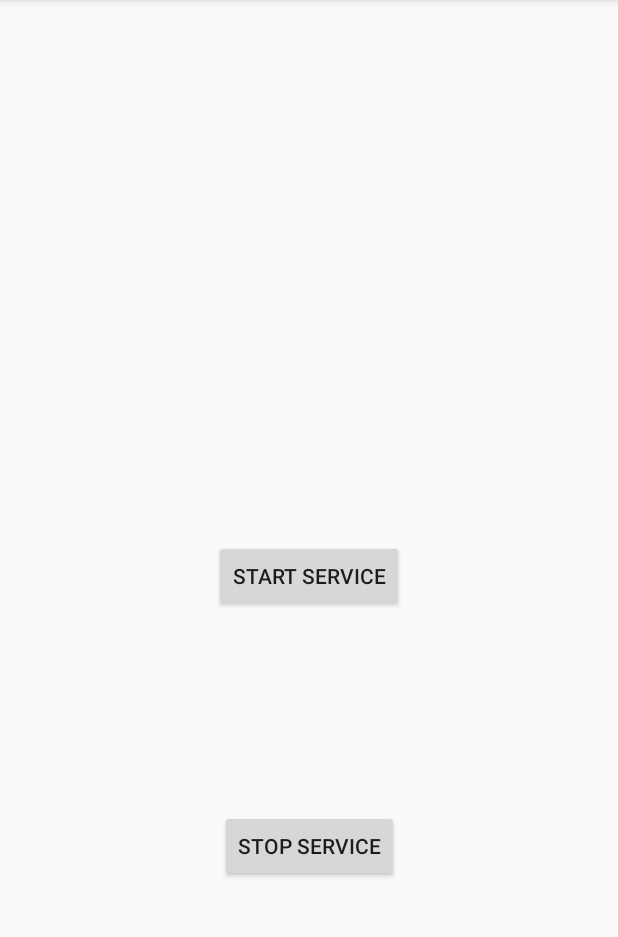
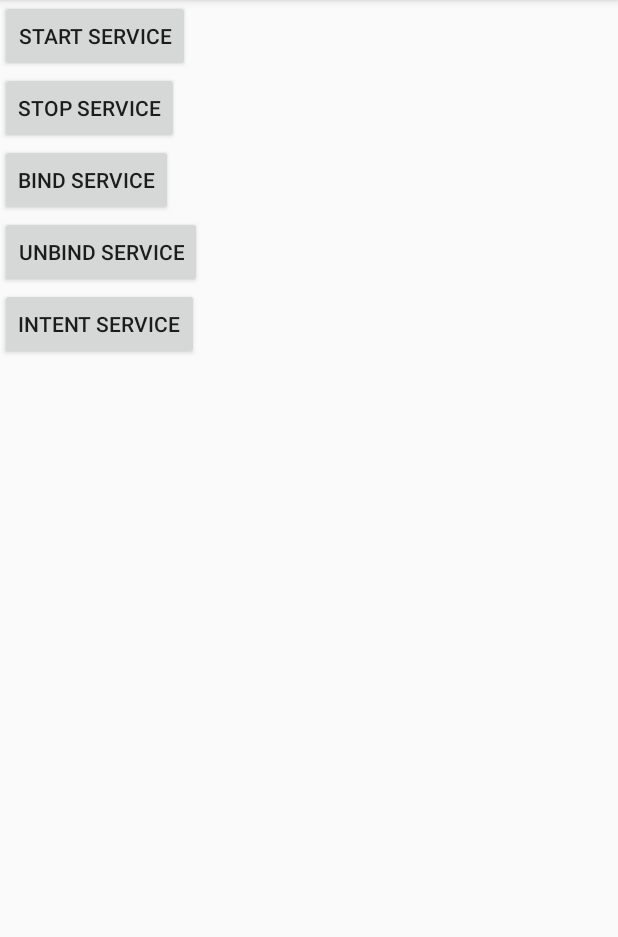
Before and after one commit to XjojoX1989/ServiceLab, an Android app: the screen it shows after launch (MainActivity), after a tap on "START SERVICE", on a phone screen of 412 x 824 dp, the part 84-1021 px from its top. Run offline under Robolectric (Android 15) with nearby library versions, the phone set to English and light mode, and no system bars.

Commit message:
push service practice

```diff
--- a/app/src/main/AndroidManifest.xml
+++ b/app/src/main/AndroidManifest.xml
@@ -19,6 +19,8 @@
             </intent-filter>
         </activity>
         <service android:name=".MyService"/>
+        <service android:name=".TestService"/>
+        <service android:name=".MyIntentService"/>
     </application>
 
 </manifest>
--- a/app/src/main/java/project/chris/servicelab/MainActivity.java
+++ b/app/src/main/java/project/chris/servicelab/MainActivity.java
@@ -1,59 +1,85 @@
 package project.chris.servicelab;
 
 import android.content.ComponentName;
-import android.content.Context;
 import android.content.Intent;
 import android.content.ServiceConnection;
 import android.os.IBinder;
+import android.os.Looper;
 import android.support.v7.app.AppCompatActivity;
 import android.os.Bundle;
+import android.util.Log;
 import android.view.View;
+import android.widget.Button;
 
-public class MainActivity extends AppCompatActivity {
+import java.util.concurrent.ExecutorService;
+import java.util.concurrent.Executors;
+
+public class MainActivity extends AppCompatActivity implements View.OnClickListener {
 
     private MyService myService;
+    private Button btStart, btStop, btBind, btUnbind, btIntentService;
+    private String TAG = "＊MainActivity";
 
     @Override
     protected void onCreate(Bundle savedInstanceState) {
         super.onCreate(savedInstanceState);
         setContentView(R.layout.activity_main);
+        findViewByIds();
 
-        ServiceConnection serviceConnection = new ServiceConnection() {
+    }
+
+    private void findViewByIds() {
+        btStart = findViewById(R.id.btStart);
+        btStop = findViewById(R.id.btStop);
+        btBind = findViewById(R.id.btBind);
+        btUnbind = findViewById(R.id.btUnbind);
+        btIntentService = findViewById(R.id.btIntentService);
+        btStart.setOnClickListener(this);
+        btStop.setOnClickListener(this);
+        btBind.setOnClickListener(this);
+        btUnbind.setOnClickListener(this);
+        btIntentService.setOnClickListener(this);
+    }
+
+    private ServiceConnection serviceConnection = new ServiceConnection() {
         @Override
-            public void onServiceConnected(ComponentName name, IBinder iBinder) {
-                MyService.MyBinder myBinder = (MyService.MyBinder) iBinder;
-                myService = myBinder.getService();
+        public void onServiceConnected(ComponentName name, IBinder service) {
+            Log.e(TAG, "onServiceConnected");
+            TestService.DownloadBinder binder = (TestService.DownloadBinder) service;
+            binder.startDownload();
         }
 
         @Override
         public void onServiceDisconnected(ComponentName name) {
-                myService = null;
+            Log.e(TAG, "onServiceDisconnected");
         }
+
+
     };
 
-
-        findViewById(R.id.btService).setOnClickListener(new View.OnClickListener() {
     @Override
     public void onClick(View v) {
-                Intent intent = new Intent(MainActivity.this, MyService.class);
-                intent.putExtra("test", "test service");
-                startService(intent);
+        switch (v.getId()) {
+            case R.id.btStart:
+                Intent startIntent = new Intent(MainActivity.this, TestService.class);
+                startService(startIntent);
+                break;
+            case R.id.btStop:
+                Intent stopIntent = new Intent(MainActivity.this, TestService.class);
+                stopService(stopIntent);
+                break;
+            case R.id.btBind:
+                Intent bindIntent = new Intent(MainActivity.this, TestService.class);
+                bindService(bindIntent, serviceConnection, BIND_AUTO_CREATE);
+                break;
+            case R.id.btUnbind:
+                unbindService(serviceConnection);
+                break;
+            case R.id.btIntentService:
+                Log.e(TAG, "Thread id :"+Thread.currentThread().getId());
+                startService(new Intent(MainActivity.this, MyIntentService.class));
+                break;
 
         }
-        });
-
-        Intent intent = new Intent(this, MyService.class);
-        intent.putExtra("test", "test bind");
-        bindService(intent, serviceConnection, Context.BIND_AUTO_CREATE);
-
-        findViewById(R.id.btStop).setOnClickListener(new View.OnClickListener() {
-            @Override
-            public void onClick(View v) {
-                Intent intent = new Intent(MainActivity.this, MyService.class);
-                stopService(intent);
-
     }
-        });
 }
-
-}
--- a/app/src/main/res/layout/activity_main.xml
+++ b/app/src/main/res/layout/activity_main.xml
@@ -1,28 +1,37 @@
 <?xml version="1.0" encoding="utf-8"?>
-<android.support.constraint.ConstraintLayout xmlns:android="http://schemas.android.com/apk/res/android"
+<LinearLayout xmlns:android="http://schemas.android.com/apk/res/android"
     xmlns:app="http://schemas.android.com/apk/res-auto"
     xmlns:tools="http://schemas.android.com/tools"
     android:layout_width="match_parent"
     android:layout_height="match_parent"
+    android:orientation="vertical"
     tools:context=".MainActivity">
 
     <Button
-        android:id="@+id/btService"
+        android:id="@+id/btStart"
         android:layout_width="wrap_content"
         android:layout_height="wrap_content"
-        android:text="Start Service"
-        app:layout_constraintBottom_toBottomOf="parent"
-        app:layout_constraintLeft_toLeftOf="parent"
-        app:layout_constraintRight_toRightOf="parent"
-        app:layout_constraintTop_toTopOf="parent" />
+        android:text="Start Service" />
 
     <Button
         android:id="@+id/btStop"
         android:layout_width="wrap_content"
         android:layout_height="wrap_content"
-        android:text="Stop Service"
-        app:layout_constraintBottom_toBottomOf="parent"
-        app:layout_constraintLeft_toLeftOf="parent"
-        app:layout_constraintRight_toRightOf="parent"
-        app:layout_constraintTop_toTopOf="@+id/btService" />
-</android.support.constraint.ConstraintLayout>
+        android:text="Stop Service"/>
+    <Button
+        android:id="@+id/btBind"
+        android:layout_width="wrap_content"
+        android:layout_height="wrap_content"
+        android:text="Bind Service" />
+
+    <Button
+        android:id="@+id/btUnbind"
+        android:layout_width="wrap_content"
+        android:layout_height="wrap_content"
+        android:text="Unbind Service"/>
+    <Button
+        android:id="@+id/btIntentService"
+        android:layout_width="wrap_content"
+        android:layout_height="wrap_content"
+        android:text="Intent Service"/>
+</LinearLayout>
```
Also changed, not shown: app/src/main/java/project/chris/servicelab/MyIntentService.kt (added, +19 -0 lines), app/src/main/java/project/chris/servicelab/TestService.kt (added, +73 -0 lines). Lines whose indentation alone changed are shown as unchanged.
